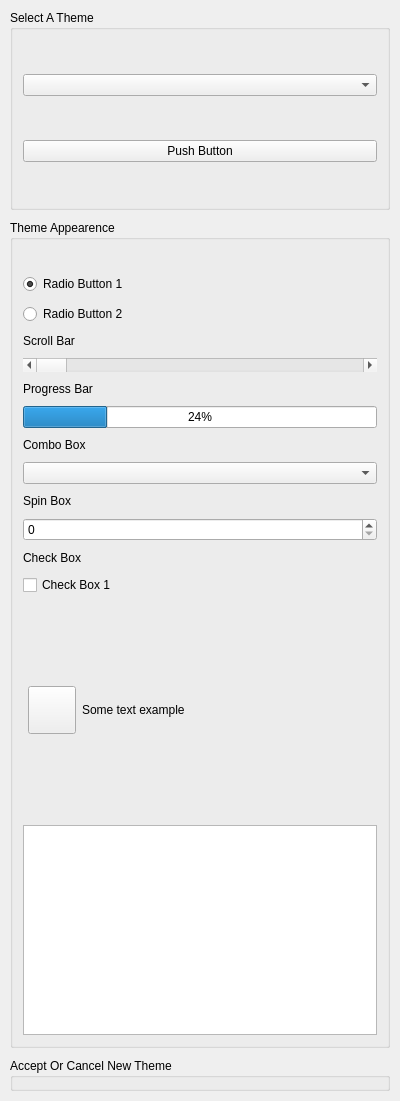
Before: the Qt Designer form GoTvApps/GoTvCommon/Forms/AppletTheme.ui in brettrjones/gotvptop, drawn with Qt 5.
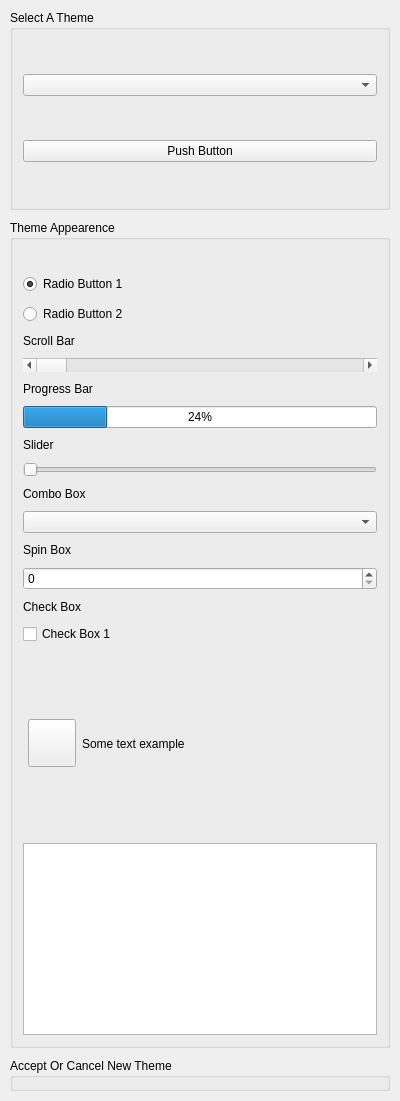
After: the same form once the commit is applied. Custom widgets are drawn as their Qt base class.

Commit message: Fix Theme Slider widget and work on personal recorder input

What changed in the file:
```diff
--- a/GoTvApps/GoTvCommon/Forms/AppletTheme.ui
+++ b/GoTvApps/GoTvCommon/Forms/AppletTheme.ui
@@ -182,6 +182,20 @@
         </property>
        </widget>
       </item>
+      <item>
+       <widget class="QLabel" name="label_6">
+        <property name="text">
+         <string>Slider</string>
+        </property>
+       </widget>
+      </item>
+      <item>
+       <widget class="QSlider" name="horizontalSlider">
+        <property name="orientation">
+         <enum>Qt::Horizontal</enum>
+        </property>
+       </widget>
+      </item>
       <item>
        <widget class="QLabel" name="label_3">
         <property name="text">
```
The commit also changes 11 other files.
